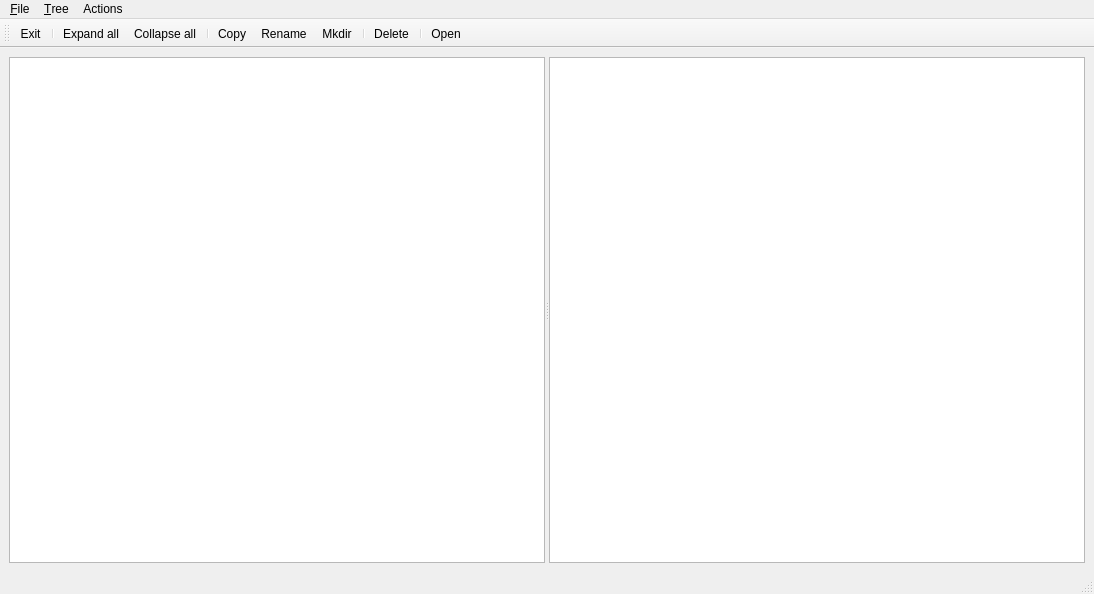
vangeytedvg/DenkaCommander, file mainwindow.ui: the form before one commit.
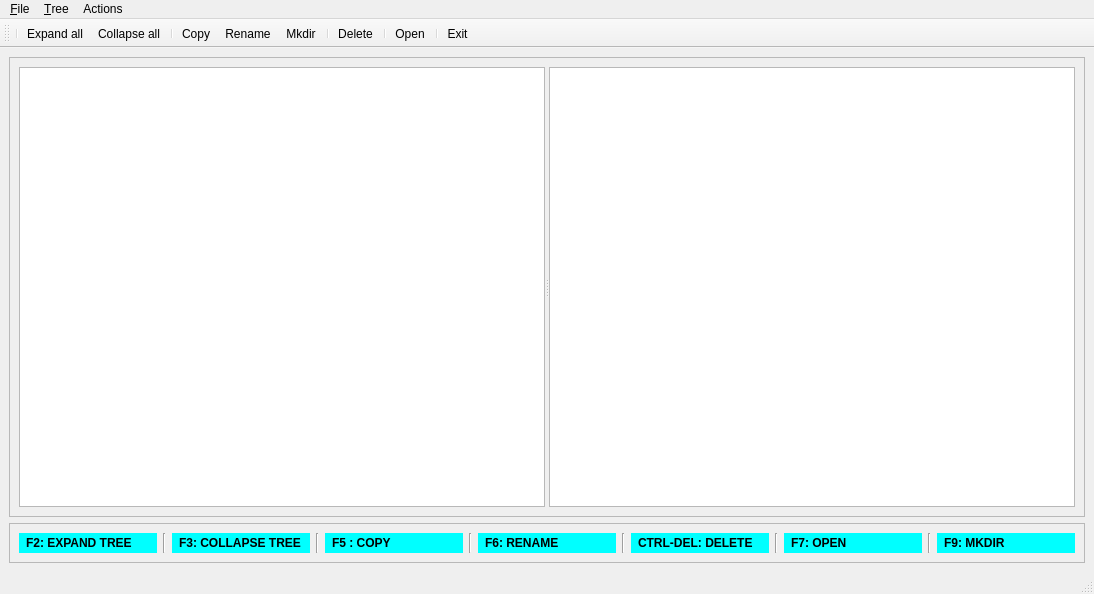
The form after the commit. Icons and pictures are not drawn.

Patch:
```diff
--- a/mainwindow.ui
+++ b/mainwindow.ui
@@ -14,6 +14,15 @@
    <string>MainWindow</string>
   </property>
   <widget class="QWidget" name="centralwidget">
+   <layout class="QVBoxLayout" name="verticalLayout">
+    <item>
+     <widget class="QFrame" name="frame">
+      <property name="frameShape">
+       <enum>QFrame::StyledPanel</enum>
+      </property>
+      <property name="frameShadow">
+       <enum>QFrame::Raised</enum>
+      </property>
    <layout class="QHBoxLayout" name="horizontalLayout">
     <item>
      <widget class="QSplitter" name="splitter">
@@ -85,6 +94,175 @@
     </item>
    </layout>
   </widget>
+    </item>
+    <item>
+     <widget class="QFrame" name="frame_2">
+      <property name="maximumSize">
+       <size>
+        <width>16777215</width>
+        <height>40</height>
+       </size>
+      </property>
+      <property name="frameShape">
+       <enum>QFrame::StyledPanel</enum>
+      </property>
+      <property name="frameShadow">
+       <enum>QFrame::Raised</enum>
+      </property>
+      <layout class="QHBoxLayout" name="horizontalLayout_2">
+       <item>
+        <widget class="QLabel" name="label_3">
+         <property name="styleSheet">
+          <string notr="true">color: rgb(0, 0, 0);
+background-color: rgb(0, 255, 255);
+font: bold;
+border: 0px solid #242322;
+spacing: 0px;
+padding: 4px;</string>
+         </property>
+         <property name="text">
+          <string>F2: EXPAND TREE</string>
+         </property>
+        </widget>
+       </item>
+       <item>
+        <widget class="Line" name="line">
+         <property name="orientation">
+          <enum>Qt::Vertical</enum>
+         </property>
+        </widget>
+       </item>
+       <item>
+        <widget class="QLabel" name="label_4">
+         <property name="styleSheet">
+          <string notr="true">color: rgb(0, 0, 0);
+background-color: rgb(0, 255, 255);
+font: bold;
+border: 0px solid #242322;
+spacing: 0px;
+padding: 4px;
+</string>
+         </property>
+         <property name="text">
+          <string>F3: COLLAPSE TREE</string>
+         </property>
+        </widget>
+       </item>
+       <item>
+        <widget class="Line" name="line_2">
+         <property name="orientation">
+          <enum>Qt::Vertical</enum>
+         </property>
+        </widget>
+       </item>
+       <item>
+        <widget class="QLabel" name="label">
+         <property name="styleSheet">
+          <string notr="true">color: rgb(0, 0, 0);
+background-color: rgb(0, 255, 255);
+font: bold;
+border: 0px solid #242322;
+spacing: 0px;
+padding: 4px;</string>
+         </property>
+         <property name="text">
+          <string>F5 : COPY</string>
+         </property>
+        </widget>
+       </item>
+       <item>
+        <widget class="Line" name="line_3">
+         <property name="orientation">
+          <enum>Qt::Vertical</enum>
+         </property>
+        </widget>
+       </item>
+       <item>
+        <widget class="QLabel" name="label_2">
+         <property name="styleSheet">
+          <string notr="true">color: rgb(0, 0, 0);
+background-color: rgb(0, 255, 255);
+font: bold;
+border: 0px solid #242322;
+spacing: 0px;
+padding: 4px;</string>
+         </property>
+         <property name="text">
+          <string>F6: RENAME</string>
+         </property>
+        </widget>
+       </item>
+       <item>
+        <widget class="Line" name="line_4">
+         <property name="orientation">
+          <enum>Qt::Vertical</enum>
+         </property>
+        </widget>
+       </item>
+       <item>
+        <widget class="QLabel" name="label_5">
+         <property name="styleSheet">
+          <string notr="true">color: rgb(0, 0, 0);
+background-color: rgb(0, 255, 255);
+font: bold;
+border: 0px solid #242322;
+spacing: 0px;
+padding: 4px;</string>
+         </property>
+         <property name="text">
+          <string>CTRL-DEL: DELETE</string>
+         </property>
+        </widget>
+       </item>
+       <item>
+        <widget class="Line" name="line_5">
+         <property name="orientation">
+          <enum>Qt::Vertical</enum>
+         </property>
+        </widget>
+       </item>
+       <item>
+        <widget class="QLabel" name="label_7">
+         <property name="styleSheet">
+          <string notr="true">color: rgb(0, 0, 0);
+background-color: rgb(0, 255, 255);
+font: bold;
+border: 0px solid #242322;
+spacing: 0px;
+padding: 4px;</string>
+         </property>
+         <property name="text">
+          <string>F7: OPEN</string>
+         </property>
+        </widget>
+       </item>
+       <item>
+        <widget class="Line" name="line_6">
+         <property name="orientation">
+          <enum>Qt::Vertical</enum>
+         </property>
+        </widget>
+       </item>
+       <item>
+        <widget class="QLabel" name="label_6">
+         <property name="styleSheet">
+          <string notr="true">color: rgb(0, 0, 0);
+background-color: rgb(0, 255, 255);
+font: bold;
+border: 0px solid #242322;
+spacing: 0px;
+padding: 4px;</string>
+         </property>
+         <property name="text">
+          <string>F9: MKDIR</string>
+         </property>
+        </widget>
+       </item>
+      </layout>
+     </widget>
+    </item>
+   </layout>
+  </widget>
   <widget class="QMenuBar" name="menubar">
    <property name="geometry">
     <rect>
@@ -133,7 +311,6 @@
    <attribute name="toolBarBreak">
     <bool>false</bool>
    </attribute>
-   <addaction name="actionE_xit"/>
    <addaction name="separator"/>
    <addaction name="action_Expand_all"/>
    <addaction name="action_Collapse_all"/>
@@ -145,6 +322,8 @@
    <addaction name="actionDelete"/>
    <addaction name="separator"/>
    <addaction name="action_Open"/>
+   <addaction name="separator"/>
+   <addaction name="actionE_xit"/>
   </widget>
   <action name="actionE_xit">
    <property name="icon">
```
Left out of the diff: 9 changed lines with no effect on the pictures. Lines whose indentation alone changed are shown as unchanged.
